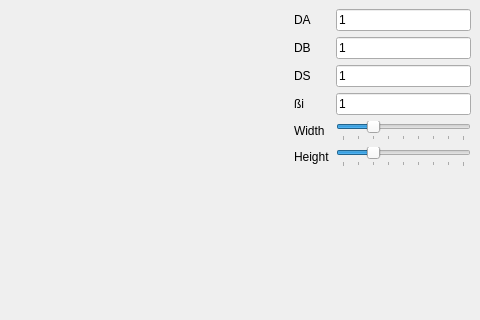
Old version of the form MainWindow.ui in the repository thomasdeniau/pyfauxfur; both pictures show x 121 to 601 and y 0 to 320 of the 601 by 451 pixel window.
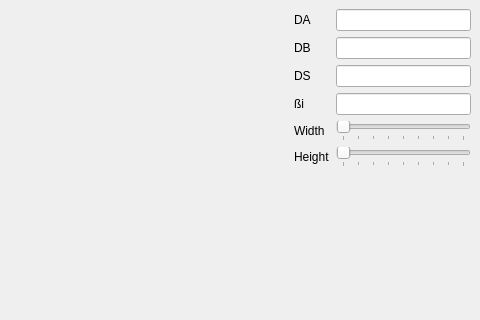
New version of the form. Custom widgets are drawn as their Qt base class.

Commit message: OpenGL initialization fixes Take default values for the GUI from the command line

The edit to the form file:
```diff
--- a/MainWindow.ui
+++ b/MainWindow.ui
@@ -43,9 +43,6 @@
         </item>
         <item row="0" column="1" >
          <widget class="QLineEdit" name="daField" >
-          <property name="text" >
-           <string>1</string>
-          </property>
          </widget>
         </item>
         <item row="1" column="0" >
@@ -57,9 +54,7 @@
         </item>
         <item row="1" column="1" >
          <widget class="QLineEdit" name="dbField" >
-          <property name="text" >
-           <string>1</string>
-          </property>
+
          </widget>
         </item>
         <item row="2" column="0" >
@@ -71,9 +66,7 @@
         </item>
         <item row="2" column="1" >
          <widget class="QLineEdit" name="dsField" >
-          <property name="text" >
-           <string>1</string>
-          </property>
+
          </widget>
         </item>
         <item row="3" column="0" >
@@ -85,9 +78,7 @@
         </item>
         <item row="3" column="1" >
          <widget class="QLineEdit" name="betaField" >
-          <property name="text" >
-           <string>1</string>
-          </property>
+
          </widget>
         </item>
         <item row="4" column="0" >
@@ -102,9 +93,6 @@
           <property name="maximum" >
            <number>800</number>
           </property>
-          <property name="value" >
-           <number>200</number>
-          </property>
           <property name="orientation" >
            <enum>Qt::Horizontal</enum>
           </property>
@@ -128,9 +116,6 @@
           <property name="maximum" >
            <number>800</number>
           </property>
-          <property name="value" >
-           <number>200</number>
-          </property>
           <property name="orientation" >
            <enum>Qt::Horizontal</enum>
           </property>
```
The commit also changes 4 other files.
